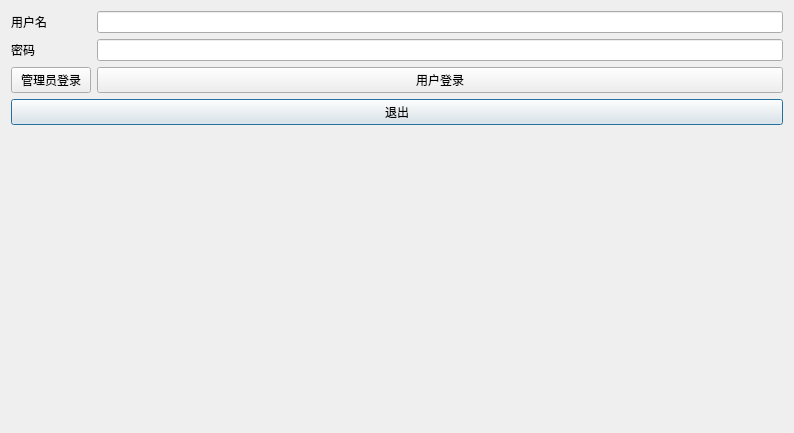
First picture: the form in gitlearning/MW/UI/TrainUI/login.ui, repository TimerChen/TrainTickets, before the edit.
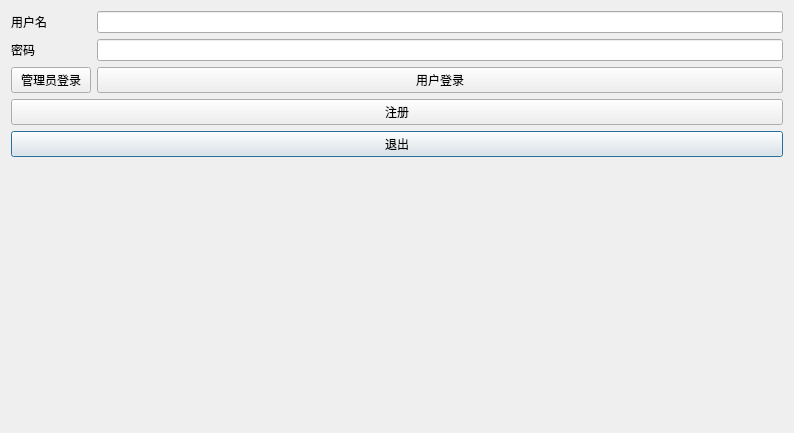
Second picture: the form after the edit.

Diff of the .ui file:
```diff
--- a/gitlearning/MW/UI/TrainUI/login.ui
+++ b/gitlearning/MW/UI/TrainUI/login.ui
@@ -28,7 +28,7 @@
      </property>
     </widget>
    </item>
-   <item row="5" column="0" colspan="2">
+   <item row="7" column="0" colspan="2">
     <widget class="QPushButton" name="exitBtn">
      <property name="text">
       <string>退出</string>
@@ -55,6 +55,13 @@
    <item row="1" column="1">
     <widget class="QLineEdit" name="usrLineEdit"/>
    </item>
+   <item row="6" column="0" colspan="2">
+    <widget class="QPushButton" name="registBtn">
+     <property name="text">
+      <string>注册</string>
+     </property>
+    </widget>
+   </item>
   </layout>
  </widget>
  <resources/>
```
Left out of the diff: 4 changed lines with no effect on the pictures.
